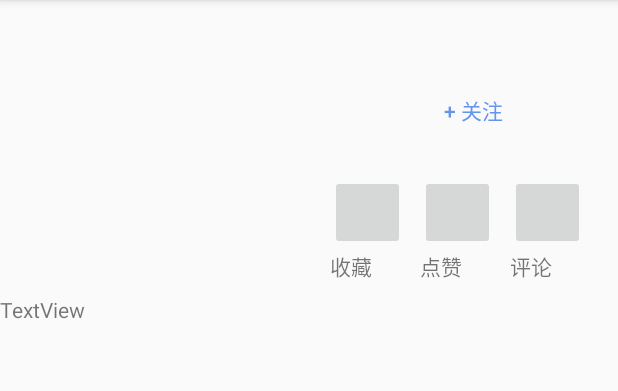
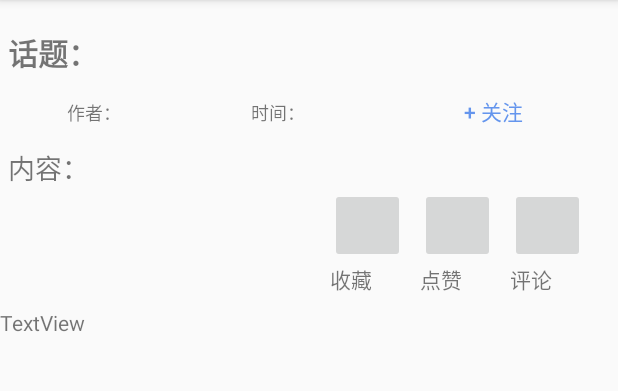
Before and after one commit to swufeLD/FinalExam, an Android app: the ShowGua screen opened directly, with no data from a screen before it, on a phone screen of 412 x 824 dp, the part 84-475 px from its top. Run offline under Robolectric (Android 15) with nearby library versions, the phone set to English and light mode, and no system bars.

Commit message:
吃瓜板块显示页面以及跳转完成

```diff
--- a/app/src/main/java/com/example/finalexam/ShowGua.java
+++ b/app/src/main/java/com/example/finalexam/ShowGua.java
@@ -1,6 +1,8 @@
 package com.example.finalexam;
 
+import android.app.Activity;
 import android.content.Intent;
+import android.content.SharedPreferences;
 import android.os.Bundle;
 import android.util.Log;
 import android.view.View;
@@ -36,8 +38,8 @@ public class ShowGua extends AppCompatActivity implements View.OnClickListener {
     protected void onCreate(Bundle savedInstanceState) {
         super.onCreate(savedInstanceState);
         setContentView(R.layout.showgua);
-
         initView();
+        getInfo();
     }
     public void initView(){
         title=findViewById(R.id.title);
@@ -58,23 +60,6 @@ public class ShowGua extends AppCompatActivity implements View.OnClickListener {
         pinglun.setOnClickListener(this);
     }
 
-    protected void onActivityResult(int requestCode, int resultCode, @Nullable Intent data) {
-        super.onActivityResult(requestCode, resultCode, data);
-         //data=getIntent();
-        if(requestCode==1 && resultCode==2) {
-            Bundle bundle = data.getExtras();
-            gettitle=bundle.getString("title","");
-            getcontent=bundle.getString("content","");
-            getauthor=bundle.getString("author","");
-            getdate=bundle.getString("date","");
-            Log.i(TAG, "onActivityResult: "+gettitle);
-            title.setText(gettitle);
-            content.setText(getcontent);
-            author.setText(getauthor);
-            date.setText(getdate);
-            getInfo();
-        }
-    }
     @Override
     public void onClick(View view) {
 
@@ -84,15 +69,15 @@ public class ShowGua extends AppCompatActivity implements View.OnClickListener {
         getInfo();
     }
     public void getInfo(){
-        Bundle bundle =new Bundle();
-        gettitle=bundle.getString("title","");
-        getcontent=bundle.getString("content","");
-        getauthor=bundle.getString("author","");
-        getdate=bundle.getString("date","");
+       SharedPreferences sharedPreferences=getSharedPreferences("Gua", Activity.MODE_PRIVATE);
+        gettitle=sharedPreferences.getString("title","");
+        getcontent=sharedPreferences.getString("content","");
+        getauthor=sharedPreferences.getString("author","");
+        getdate=sharedPreferences.getString("date","");
         Log.i(TAG, "onActivityResult: "+gettitle);
-        title.setText(gettitle);
-        content.setText(getcontent);
-        author.setText(getauthor);
-        date.setText(getdate);
+        title.setText("话题：  "+gettitle);
+        content.setText("内容：  "+getcontent);
+        author.setText("作者： "+getauthor);
+        date.setText("时间： "+getdate);
     }
 }
--- a/app/src/main/res/layout/showgua.xml
+++ b/app/src/main/res/layout/showgua.xml
@@ -13,7 +13,9 @@
         android:layout_height="wrap_content"
         android:text=""
         android:layout_marginTop="20dp"
-        android:paddingLeft="5dp"/>
+        android:paddingLeft="5dp"
+        android:textSize="20dp"
+        android:textStyle="bold"/>
 
     <LinearLayout
         android:layout_width="match_parent"
@@ -26,8 +28,9 @@
             android:layout_height="wrap_content"
             android:layout_weight="1"
             android:text="TextView"
-            android:layout_marginTop="10dp"
-            android:paddingLeft="5dp"/>
+            android:paddingLeft="5dp"
+            android:textSize="12dp"
+            android:gravity="center"/>
 
         <TextView
             android:id="@+id/date"
@@ -35,8 +38,9 @@
             android:layout_height="wrap_content"
             android:layout_weight="1"
             android:text="TextView"
-            android:layout_marginTop="10dp"
-            android:paddingLeft="5dp"/>
+            android:paddingLeft="5dp"
+            android:textSize="12dp"
+            android:gravity="center"/>
 
         <Button
             android:id="@+id/guanzhu"
@@ -44,7 +48,6 @@
             android:layout_height="wrap_content"
             android:layout_weight="1"
             android:text="+ 关注"
-            android:layout_marginTop="10dp"
             android:background="@android:color/transparent"
             android:textColor="#6495ED"/>
     </LinearLayout>
@@ -53,7 +56,9 @@
         android:id="@+id/content"
         android:layout_width="match_parent"
         android:layout_height="wrap_content"
-        android:text="TextView" />
+        android:text="TextView"
+        android:textSize="18dp"
+        android:paddingLeft="5dp" />
 
     <LinearLayout
         android:layout_width="180dp"
```
Also changed, not shown: app/src/main/java/com/example/finalexam/GuaList.java (+11 -13 lines).
